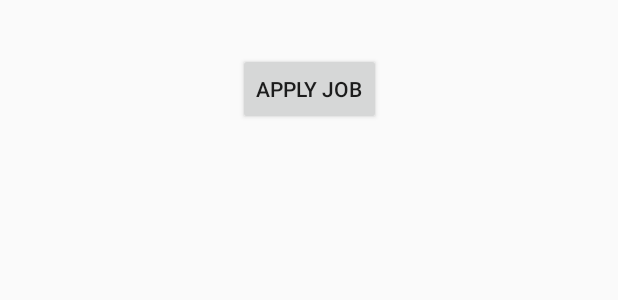
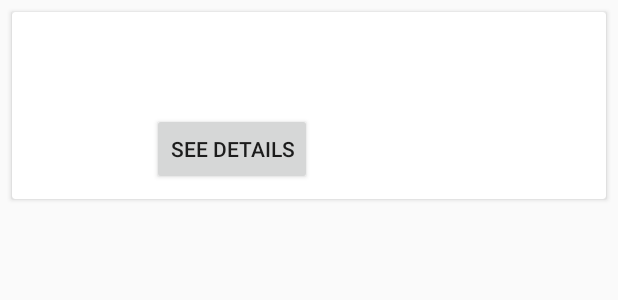
Before and after one commit to pramoddissanayake27/LankawePartTime, an Android app: the layout job_info.xml on its own in the app's theme, with its tools: preview values and no code run, on a phone screen of 412 x 824 dp. Shown: the top 300 px of the screen. Run offline under Robolectric (Android 15) with nearby library versions, the phone set to English and light mode, and no system bars.

```diff
--- a/app/src/main/java/com/example/pramod_shash/lankaweparttime/EmployerAddPost.java
+++ b/app/src/main/java/com/example/pramod_shash/lankaweparttime/EmployerAddPost.java
@@ -56,7 +56,7 @@ public class EmployerAddPost extends AppCompatActivity {
 
             }
         });
-       android.util.Log.i(TAG,"in oncreate methode ");
+        android.util.Log.i(TAG,"in oncreate methode ");
     }
 
     private void requestPermission() {
@@ -97,7 +97,7 @@ public class EmployerAddPost extends AppCompatActivity {
 
 
             }else{
-             android.util.Log.i(TAG,"in ooooooooo ");
+                android.util.Log.i(TAG,"in ooooooooo ");
             }
         }
         android.util.Log.i(TAG,"in onactivity methode ");
--- a/app/src/main/java/com/example/pramod_shash/lankaweparttime/EmployerRegistrationActivity.java
+++ b/app/src/main/java/com/example/pramod_shash/lankaweparttime/EmployerRegistrationActivity.java
@@ -56,7 +56,7 @@ public class EmployerRegistrationActivity extends AppCompatActivity {
                                 sendUserData();
                                 Toast.makeText(EmployerRegistrationActivity.this,"Registration Successful!",Toast.LENGTH_SHORT).show();
                                 //Ok.. then if the registration is successful go back to the login page.
-                                startActivity(new Intent(EmployerRegistrationActivity.this,EmployeeLoginActivity.class));
+                                startActivity(new Intent(EmployerRegistrationActivity.this,EmployerLoginActivity.class));
                             }else{
                                 Toast.makeText(EmployerRegistrationActivity.this,"Registration Failed!",Toast.LENGTH_SHORT).show();
                             }
--- a/app/src/main/java/com/example/pramod_shash/lankaweparttime/JobCreatingWithQualifications.java
+++ b/app/src/main/java/com/example/pramod_shash/lankaweparttime/JobCreatingWithQualifications.java
@@ -1,6 +1,10 @@
 package com.example.pramod_shash.lankaweparttime;
 
-public class JobCreatingWithQualifications {
+import java.io.Serializable;
+
+public class JobCreatingWithQualifications implements Serializable {
+    private static final long serialVersionUID = 1644464645297242172L;
+
     public String jobName;
     public String jobDescription;
     public String numberOfEmployees;
--- a/app/src/main/res/layout/job_info.xml
+++ b/app/src/main/res/layout/job_info.xml
@@ -4,30 +4,85 @@
     xmlns:app="http://schemas.android.com/apk/res-auto"
     xmlns:tools="http://schemas.android.com/tools"
     android:layout_width="match_parent"
-    android:layout_height="match_parent">
+    android:layout_height="wrap_content">
+
+    <android.support.v7.widget.CardView
+        android:layout_width="match_parent"
+        android:layout_height="wrap_content"
+        android:layout_margin="@dimen/material_drawer_account_header_dropdown_margin_bottom"
+        android:layout_marginBottom="8dp"
+        android:layout_marginEnd="8dp"
+        android:layout_marginLeft="8dp"
+        android:layout_marginRight="8dp"
+        android:layout_marginStart="8dp"
+        android:layout_marginTop="8dp"
+        app:layout_constraintBottom_toBottomOf="parent"
+        app:layout_constraintEnd_toEndOf="parent"
+        app:layout_constraintStart_toStartOf="parent"
+        app:layout_constraintTop_toTopOf="parent">
+
+        <android.support.constraint.ConstraintLayout
+            android:id="@+id/clickDetect"
+            android:layout_width="match_parent"
+            android:layout_height="wrap_content"
+            android:padding="@dimen/cardview_compat_inset_shadow">
 
             <TextView
                 android:id="@+id/jobInfo"
-        android:layout_width="match_parent"
-        android:layout_height="wrap_content"
+                android:layout_width="182dp"
+                android:layout_height="46dp"
                 android:layout_marginEnd="8dp"
                 android:layout_marginLeft="10dp"
                 android:layout_marginRight="8dp"
                 android:layout_marginStart="10dp"
-        android:textSize="20sp"
+                android:layout_marginTop="8dp"
+                android:textSize="18sp"
                 android:textStyle="bold"
+                android:textColor="@color/md_black_1000"
                 app:layout_constraintEnd_toEndOf="parent"
+                app:layout_constraintHorizontal_bias="0.0"
                 app:layout_constraintStart_toStartOf="parent"
                 app:layout_constraintTop_toTopOf="parent" />
 
             <Button
-        android:id="@+id/button"
+                android:id="@+id/btnSeeDetails"
                 android:layout_width="wrap_content"
                 android:layout_height="wrap_content"
+                android:layout_marginBottom="8dp"
+                android:layout_marginTop="12dp"
+                android:text="See Details"
+                app:layout_constraintBottom_toBottomOf="parent"
+                app:layout_constraintEnd_toEndOf="parent"
+                app:layout_constraintHorizontal_bias="0.32"
+                app:layout_constraintStart_toStartOf="parent"
+                app:layout_constraintTop_toBottomOf="@+id/jobInfo"
+                app:layout_constraintVertical_bias="0.679" />
+
+            <TextView
+                android:id="@+id/tvJobPayment"
+                android:layout_width="105dp"
+                android:layout_height="44dp"
+                android:layout_marginBottom="8dp"
+                android:layout_marginEnd="8dp"
+                android:layout_marginLeft="12dp"
+                android:layout_marginRight="8dp"
+                android:layout_marginStart="12dp"
                 android:layout_marginTop="8dp"
-        android:text="Apply Job"
+                android:textColor="@color/md_red_500"
+                android:textSize="20sp"
+                android:textStyle="bold"
+                app:layout_constraintBottom_toBottomOf="parent"
                 app:layout_constraintEnd_toEndOf="parent"
+                app:layout_constraintHorizontal_bias="0.961"
                 app:layout_constraintStart_toStartOf="parent"
-        app:layout_constraintTop_toBottomOf="@+id/jobInfo" />
+                app:layout_constraintTop_toTopOf="parent" />
+
 
         </android.support.constraint.ConstraintLayout>
+    </android.support.v7.widget.CardView>
+
+
+
+
+
+</android.support.constraint.ConstraintLayout>
```
Also changed, not shown: app/build.gradle (+3 -9 lines), app/src/main/AndroidManifest.xml (+6 -9 lines), app/src/main/java/com/example/pramod_shash/lankaweparttime/EmployeeHomeActivity.java (+31 -8 lines), app/src/main/java/com/example/pramod_shash/lankaweparttime/JobMoreDetailsActivity.java (added, +30 -0 lines), app/src/main/java/com/example/pramod_shash/lankaweparttime/JobShowAdapter.java (added, +78 -0 lines), app/src/main/res/layout/activity_employee_home.xml (+8 -12 lines), app/src/main/res/layout/activity_job_more_details.xml (added, +59 -0 lines). Lines whose indentation alone changed are shown as unchanged.
